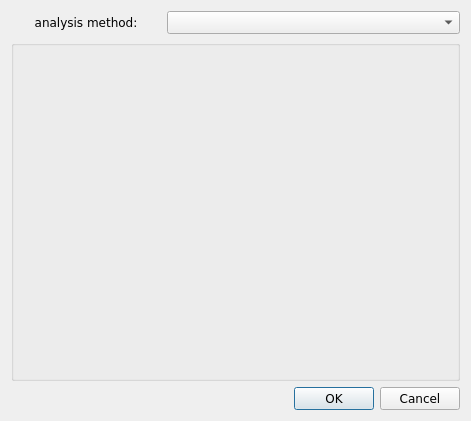
Qt form ma_specs.ui (bwallace/OpenMeta-analyst-) before a commit.
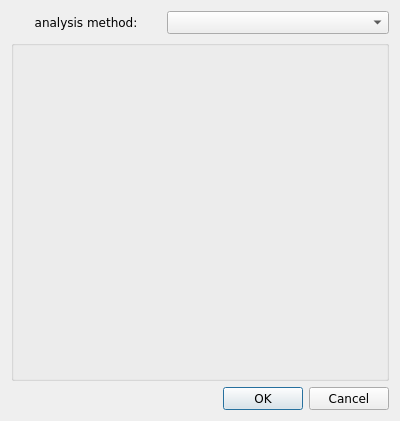
The same form after that commit. Icons and pictures are not drawn.

Patch:
```diff
--- a/ma_specs.ui
+++ b/ma_specs.ui
@@ -8,7 +8,7 @@
    <rect>
     <x>0</x>
     <y>0</y>
-    <width>471</width>
+    <width>400</width>
     <height>421</height>
    </rect>
   </property>
```
